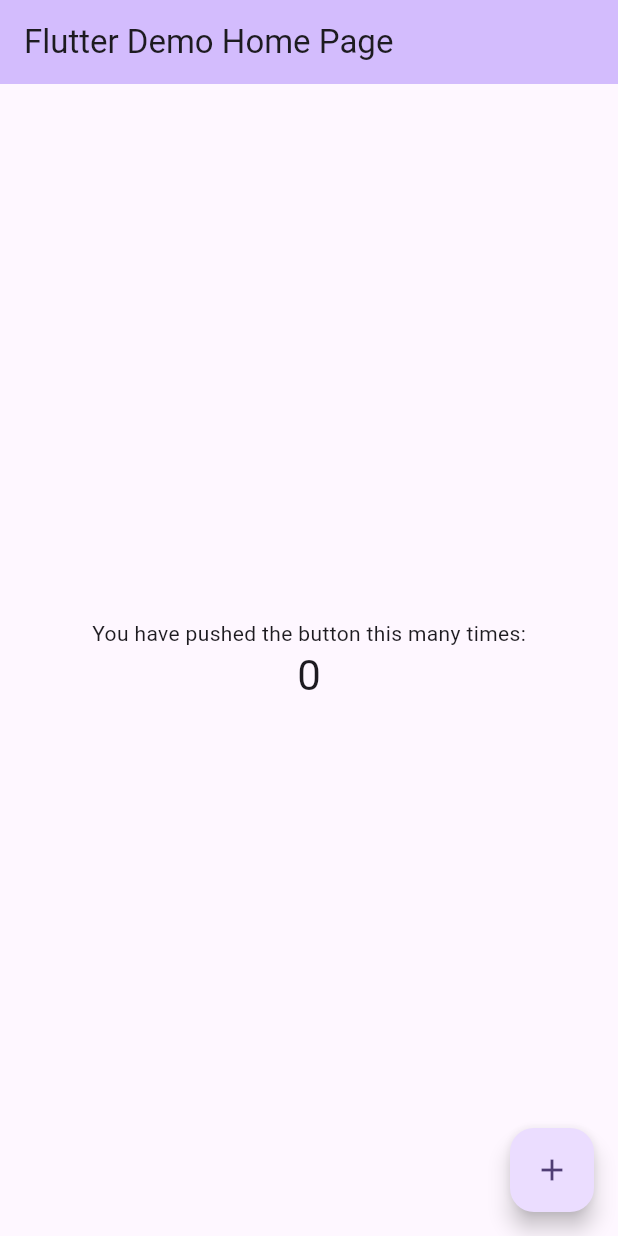
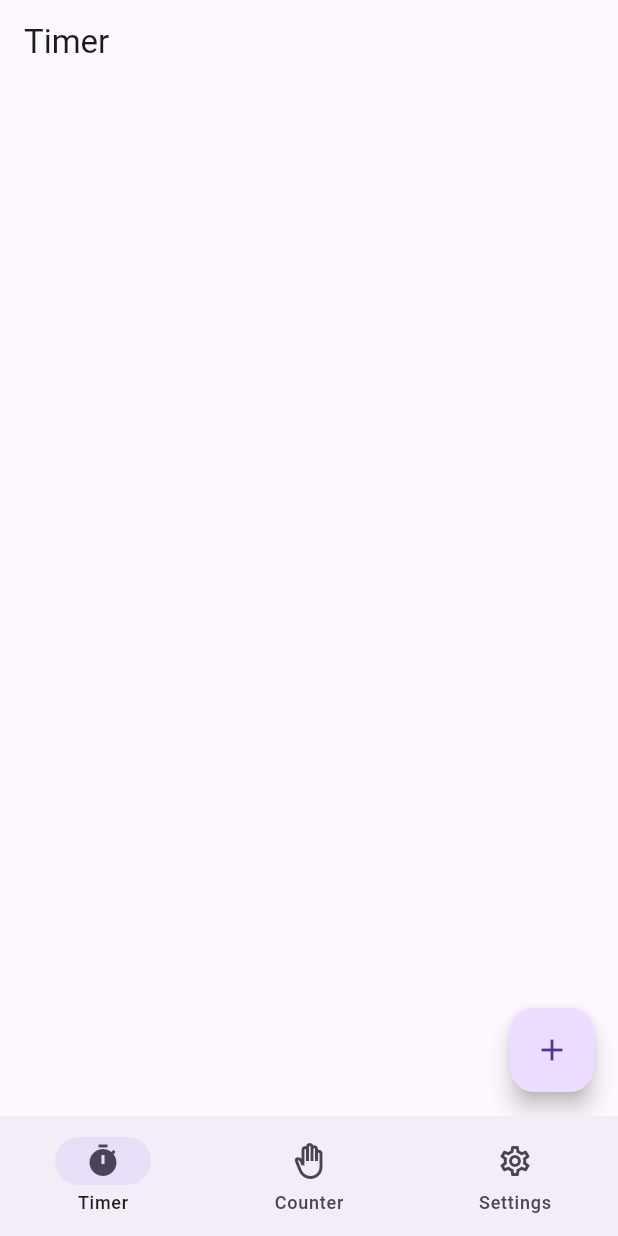
Before and after one commit to Anandhakrishnan-CodeBlock/Rep-Count-Flutter, a Flutter app: the screen it shows after launch, on a phone screen of 412 x 824 dp. Run offline on Flutter 3.47's test engine with Material 3 defaults, Android fonts, the phone set to English and light mode, and no system bars.

Commit message:
base ui commit 0.1

```diff
--- /dev/null
+++ b/lib/counter/counter_screen.dart
@@ -0,0 +1,20 @@
+import 'package:flutter/material.dart';
+
+class CounterScreen extends StatelessWidget {
+  const CounterScreen({super.key});
+
+  @override
+  Widget build(BuildContext context) {
+    return Scaffold(
+      appBar: AppBar(
+        title: Text("Counter"),
+      ),
+      body: Container(),
+      floatingActionButton: FloatingActionButton(
+        onPressed: () {},
+        tooltip: 'Add',
+        child: const Icon(Icons.add),
+      ),
+    );
+  }
+}
--- a/lib/main.dart
+++ b/lib/main.dart
@@ -1,4 +1,6 @@
 import 'package:flutter/material.dart';
+import 'package:rep_count/route/app_route_generator.dart';
+import 'package:rep_count/route/app_route_path_constants.dart';
 
 void main() {
   runApp(const MyApp());
@@ -11,56 +13,13 @@ class MyApp extends StatelessWidget {
   @override
   Widget build(BuildContext context) {
     return MaterialApp(
-      title: 'Flutter Demo',
-      theme: ThemeData(
-        colorScheme: .fromSeed(seedColor: Colors.deepPurple),
-      ),
-      home: const MyHomePage(title: 'Flutter Demo Home Page'),
+      debugShowCheckedModeBanner: false,
+      title: 'Rep Counter',
+
+      //Setting default routing for splash screen
+      // Initializing the routing
+      initialRoute: RoutePaths.initialRoute,
+      onGenerateRoute: AppRouteGenerator.generateRoute,
     );
   }
 }
-
-class MyHomePage extends StatefulWidget {
-  const MyHomePage({super.key, required this.title});
-  final String title;
-
-  @override
-  State<MyHomePage> createState() => _MyHomePageState();
-}
-
-class _MyHomePageState extends State<MyHomePage> {
-  int _counter = 0;
-
-  void _incrementCounter() {
-    setState(() {
-      _counter++;
-    });
-  }
-
-  @override
-  Widget build(BuildContext context) {
-    return Scaffold(
-      appBar: AppBar(
-        backgroundColor: Theme.of(context).colorScheme.inversePrimary,
-        title: Text(widget.title),
-      ),
-      body: Center(
-        child: Column(
-          mainAxisAlignment: .center,
-          children: [
-            const Text('You have pushed the button this many times:'),
-            Text(
-              '$_counter',
-              style: Theme.of(context).textTheme.headlineMedium,
-            ),
-          ],
-        ),
-      ),
-      floatingActionButton: FloatingActionButton(
-        onPressed: _incrementCounter,
-        tooltip: 'Increment',
-        child: const Icon(Icons.add),
-      ),
-    );
-  }
-}
--- /dev/null
+++ b/lib/navigation/bottom_navigation_widget.dart
@@ -0,0 +1,51 @@
+import 'package:flutter/material.dart';
+import 'package:rep_count/counter/counter_screen.dart';
+import 'package:rep_count/settings/settings_screen.dart';
+import 'package:rep_count/timer/timer_screen.dart';
+
+class BottomNavigationWidget extends StatefulWidget {
+  const BottomNavigationWidget({super.key});
+
+  @override
+  State<StatefulWidget> createState() => BottomNavigationState();
+}
+
+class BottomNavigationState extends State<BottomNavigationWidget> {
+  final screens = [TimerScreen(), CounterScreen(), SettingsScreen()];
+
+  int _selectedIndex = 0;
+
+  @override
+  Widget build(BuildContext context) {
+    return Scaffold(
+      body: screens[_selectedIndex],
+      bottomNavigationBar: NavigationBar(
+        onDestinationSelected: (int index) {
+          setState(() {
+            _selectedIndex = index;
+          });
+        },
+        selectedIndex: _selectedIndex,
+        destinations: <Widget>[
+          NavigationDestination(
+            selectedIcon: Icon(Icons.timer),
+            icon: Icon(Icons.timer_sharp),
+            label: "Timer",
+          ),
+
+          NavigationDestination(
+            selectedIcon: Icon(Icons.back_hand),
+            icon: Icon(Icons.back_hand_outlined),
+            label: "Counter",
+          ),
+
+          NavigationDestination(
+            selectedIcon: Icon(Icons.settings),
+            icon: Icon(Icons.settings_outlined),
+            label: "Settings",
+          ),
+        ],
+      ),
+    );
+  }
+}
--- /dev/null
+++ b/lib/route/app_route_generator.dart
@@ -0,0 +1,20 @@
+import 'package:flutter/material.dart';
+import 'package:rep_count/navigation/bottom_navigation_widget.dart';
+import 'package:rep_count/route/app_route_path_constants.dart';
+
+/// This file use to configure route configurations,
+/// And set up corresponding screen to the ScreenClass file,
+
+class AppRouteGenerator {
+  static MaterialPageRoute? generateRoute(RouteSettings settings) {
+    final args = settings.arguments;
+
+    switch (settings.name) {
+      case RoutePaths.initialRoute:
+        return MaterialPageRoute(
+            builder: (_) =>  const BottomNavigationWidget());
+      default:
+        return null;
+    }
+  }
+}
--- /dev/null
+++ b/lib/route/app_route_path_constants.dart
@@ -0,0 +1,9 @@
+class RoutePaths {
+
+  /// this file is used to define colors for this app,
+  /// Syntax:
+  /// static const stringName = "String";
+
+  static const String initialRoute = "/";
+
+}
--- /dev/null
+++ b/lib/settings/settings_screen.dart
@@ -0,0 +1,15 @@
+import 'package:flutter/material.dart';
+
+class SettingsScreen extends StatelessWidget {
+  const SettingsScreen({super.key});
+
+  @override
+  Widget build(BuildContext context) {
+    return Scaffold(
+      appBar: AppBar(
+        title: Text("Settings"),
+      ),
+      body: Container(),
+    );
+  }
+}
--- /dev/null
+++ b/lib/timer/timer_screen.dart
@@ -0,0 +1,20 @@
+import 'package:flutter/material.dart';
+
+class TimerScreen extends StatelessWidget {
+  const TimerScreen({super.key});
+
+  @override
+  Widget build(BuildContext context) {
+    return Scaffold(
+      appBar: AppBar(
+        title: Text("Timer"),
+      ),
+      body: Container(),
+      floatingActionButton: FloatingActionButton(
+        onPressed: () {},
+        tooltip: 'Add',
+        child: const Icon(Icons.add),
+      ),
+    );
+  }
+}
```
